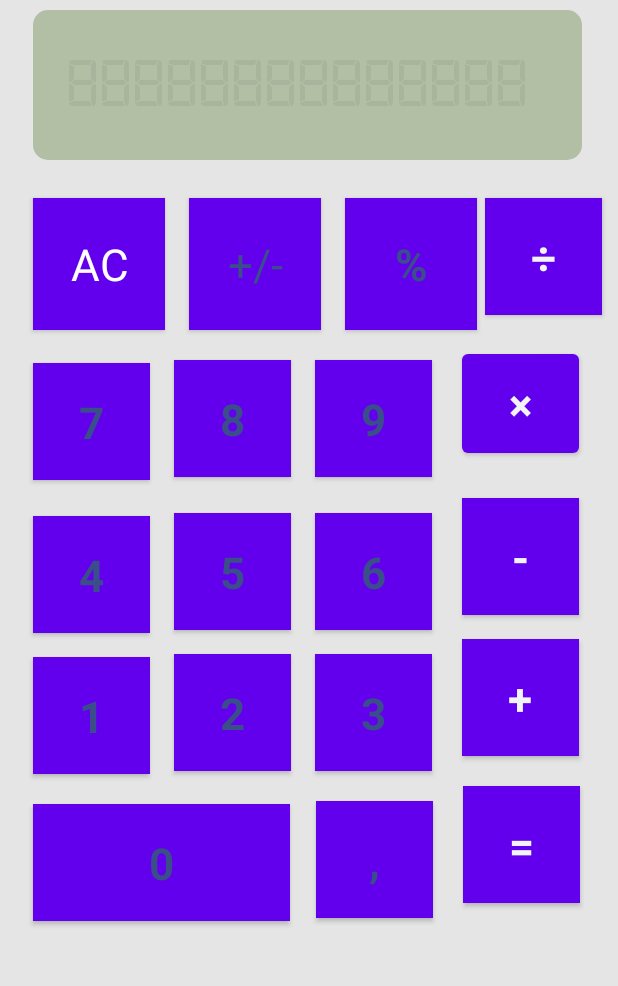
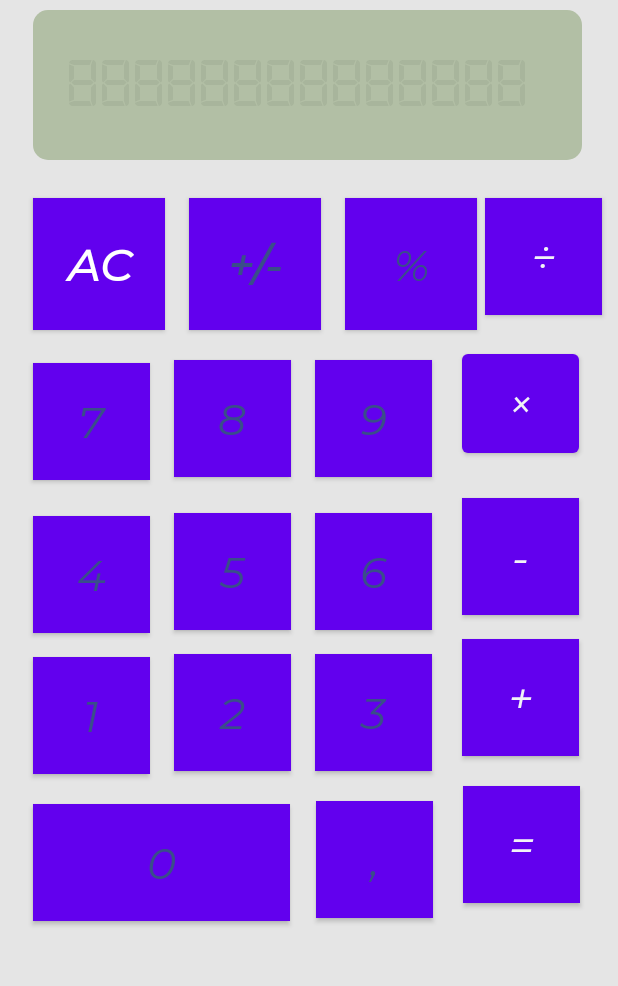
Before and after one commit to Red1sK444/Calculator, an Android app: the screen it shows after launch (MainActivity), on a phone screen of 412 x 824 dp, the part 146-1132 px from its top. Run offline under Robolectric (Android 15) with nearby library versions, the phone set to English and light mode, and no system bars; plain views replace NeumorphButton.

```diff
--- a/app/src/main/res/layout-v28/activity_main.xml
+++ b/app/src/main/res/layout-v28/activity_main.xml
@@ -121,7 +121,7 @@
 
     <soup.neumorphism.NeumorphButton
         android:gravity="center"
-        android:id="@+id/mod"
+        android:id="@+id/percent"
         android:layout_width="88dp"
         android:layout_height="88dp"
         android:layout_marginStart="16dp"
@@ -156,7 +156,7 @@
         android:textFontWeight="700"
         android:textSize="29dp"
         app:layout_constraintEnd_toEndOf="parent"
-        app:layout_constraintStart_toEndOf="@+id/mod"
+        app:layout_constraintStart_toEndOf="@+id/percent"
         app:layout_constraintTop_toBottomOf="@+id/rectangle" />
 
     <soup.neumorphism.NeumorphButton
@@ -417,7 +417,7 @@
         android:textFontWeight="700"
         android:textSize="29dp"
         app:layout_constraintStart_toEndOf="@+id/eight"
-        app:layout_constraintTop_toBottomOf="@+id/mod" />
+        app:layout_constraintTop_toBottomOf="@+id/percent" />
 
     <soup.neumorphism.NeumorphButton
         android:gravity="center"
--- a/app/src/main/res/layout/activity_main.xml
+++ b/app/src/main/res/layout/activity_main.xml
@@ -196,11 +196,10 @@
         app:neumorph_shapeAppearance="@style/ButtonCorners" />
 
     <soup.neumorphism.NeumorphButton
-        android:id="@+id/mod"
+        android:id="@+id/percent"
         android:layout_width="0dp"
         android:layout_height="0dp"
         android:gravity="center"
-        android:onClick="clickOnOperation"
         android:radius="10.0dip"
         android:text="%"
         android:textAppearance="@style/forButton"
@@ -220,7 +219,7 @@
         android:text="+/-"
         android:textAppearance="@style/forButton"
         app:layout_constraintBottom_toTopOf="@+id/eight"
-        app:layout_constraintEnd_toStartOf="@+id/mod"
+        app:layout_constraintEnd_toStartOf="@+id/percent"
         app:layout_constraintHorizontal_bias="0.5"
         app:layout_constraintStart_toEndOf="@+id/ac"
         app:layout_constraintTop_toBottomOf="@+id/rectangle"
@@ -273,7 +272,7 @@
         app:layout_constraintBottom_toTopOf="@+id/multiplication"
         app:layout_constraintEnd_toEndOf="@id/guideline6"
         app:layout_constraintHorizontal_bias="0.5"
-        app:layout_constraintStart_toEndOf="@+id/mod"
+        app:layout_constraintStart_toEndOf="@+id/percent"
         app:layout_constraintTop_toBottomOf="@+id/rectangle"
         app:neumorph_backgroundColor="@color/ButtonText"
         app:neumorph_shapeAppearance="@style/ButtonCorners" />
@@ -361,7 +360,7 @@
         app:layout_constraintEnd_toStartOf="@+id/multiplication"
         app:layout_constraintHorizontal_bias="0.5"
         app:layout_constraintStart_toEndOf="@+id/eight"
-        app:layout_constraintTop_toBottomOf="@+id/mod"
+        app:layout_constraintTop_toBottomOf="@+id/percent"
         app:neumorph_shapeAppearance="@style/ButtonCorners" />
 
     <soup.neumorphism.NeumorphButton
@@ -369,13 +368,13 @@
         android:layout_width="0dp"
         android:layout_height="0dp"
         android:gravity="center"
+        android:padding="0dp"
         android:radius="10.0dp"
         android:text="AC"
         android:textAppearance="@style/forButton"
         app:layout_constraintBottom_toTopOf="@+id/seven"
         app:layout_constraintDimensionRatio="w,1:1"
         app:layout_constraintEnd_toStartOf="@+id/plusminus"
-        app:layout_constraintHorizontal_bias="0.49"
         app:layout_constraintStart_toStartOf="@id/guideline5"
         app:layout_constraintTop_toBottomOf="@+id/rectangle"
         app:neumorph_shapeAppearance="@style/ButtonCorners" />
--- a/app/src/main/res/values/themes.xml
+++ b/app/src/main/res/values/themes.xml
@@ -23,8 +23,9 @@
     <style name="forButton">
         <item name="android:textSize">29sp</item>
         <item name= "android:textColor">@color/ButtonText</item>
-        <item name="font">@font/montserrat_italic</item>
+        <item name="fontFamily">@font/montserrat_italic</item>
         <item name="fontStyle">normal</item>
+        <item name="android:textStyle">bold</item>
         <item name="android:textAlignment">center</item>
         <item name="android:background">@color/buttonBackground</item>
     </style>
@@ -32,7 +33,8 @@
     <style name="forOperationButton">
         <item name="android:textSize">29sp</item>
         <item name= "android:textColor">@color/buttonBackground</item>
-        <item name="font">@font/montserrat_italic</item>
+        <item name="fontFamily">@font/montserrat_italic</item>
+        <item name="android:textStyle">bold</item>
         <item name="fontStyle">normal</item>
         <item name="android:textAlignment">center</item>
         <item name="android:background">@color/ButtonText</item>
```
Also changed, not shown: app/src/main/java/com/example/calculator/MainActivity.kt (+99 -44 lines).
